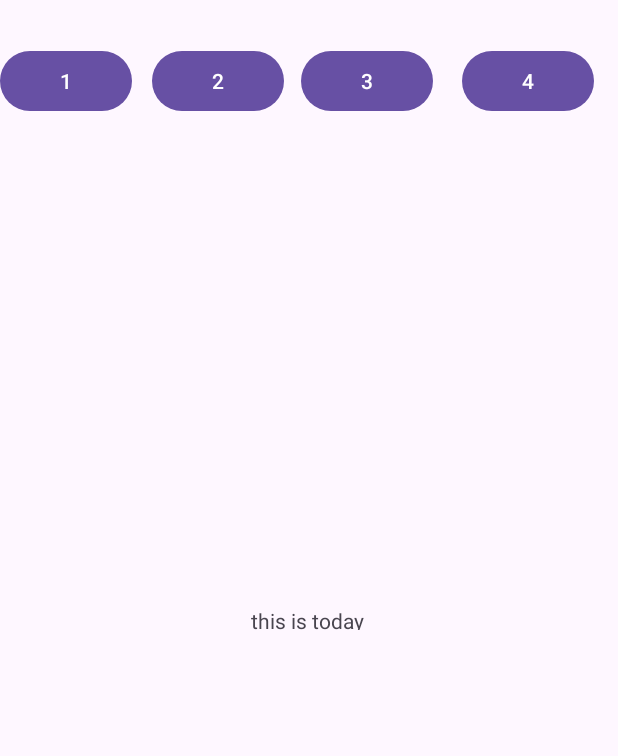
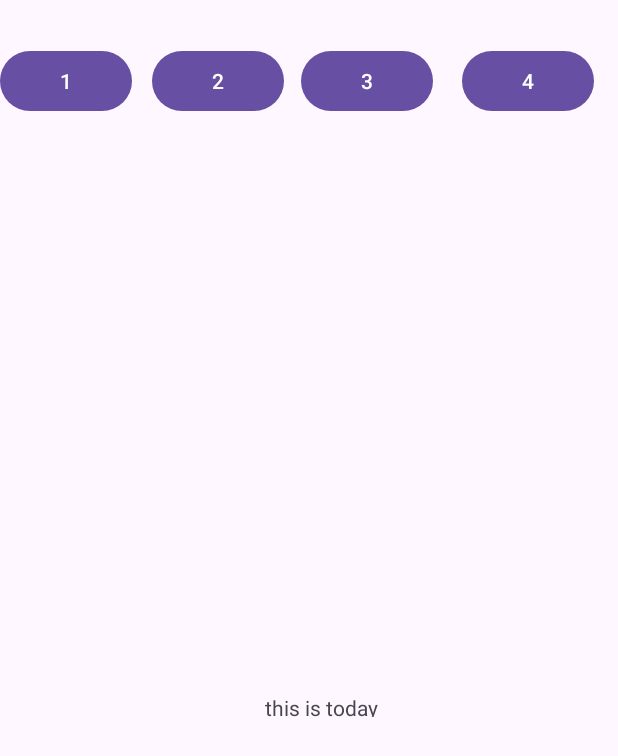
Before and after one commit to AazAlena/veb_timetable, an Android app: the Today screen opened directly, with no data from a screen before it, on a phone screen of 412 x 824 dp. Shown: the top 756 px of the screen. Run offline under Robolectric (Android 15) with nearby library versions, the phone set to English and light mode, and no system bars; 1 statement that could not run was skipped.

Commit message:
start work with checklists

```diff
--- a/app/build.gradle.kts
+++ b/app/build.gradle.kts
@@ -32,7 +32,7 @@ android {
 }
 
 dependencies {
-//    implementation ("org.naishadhparmar.zcustomcalendar:zcustomcalendar:1.0.1")
+    implementation("androidx.recyclerview:recyclerview:1.1.0")
     implementation("androidx.appcompat:appcompat:1.6.1")
     implementation("com.google.android.material:material:1.11.0")
     implementation("androidx.constraintlayout:constraintlayout:2.1.4")
--- a/app/src/main/java/com/example/calendar/Today.java
+++ b/app/src/main/java/com/example/calendar/Today.java
@@ -16,6 +16,7 @@ public class Today extends AppCompatActivity {
     protected void onCreate(Bundle savedInstanceState) {
         super.onCreate(savedInstanceState);
         setContentView(R.layout.today);
+
         Intent i = getIntent();//достаём посылку
         str = i.getStringExtra("toToday"); //вынимаем btn1
         Toast.makeText(this, str, Toast.LENGTH_SHORT).show();
@@ -36,5 +37,9 @@ public class Today extends AppCompatActivity {
         };
 
         btn2_today.setOnClickListener(listener);
+
+
+
+
     }
 }
--- a/app/src/main/res/layout/calendar_one_day.xml
+++ b/app/src/main/res/layout/calendar_one_day.xml
@@ -58,8 +58,8 @@
 
     <TextView
         android:id="@+id/textView_cal_one_day"
-        android:layout_width="78dp"
-        android:layout_height="16dp"
+        android:layout_width="147dp"
+        android:layout_height="27dp"
         android:text="this is calndar one tay"
         app:layout_constraintBottom_toBottomOf="parent"
         app:layout_constraintEnd_toEndOf="parent"
--- a/app/src/main/res/layout/today.xml
+++ b/app/src/main/res/layout/today.xml
@@ -57,6 +57,8 @@
         app:layout_constraintStart_toEndOf="@+id/btn2_today"
         app:layout_constraintTop_toTopOf="parent"
         app:layout_constraintVertical_bias="0.039" />
+
+
     <TextView
         android:id="@+id/textView_today"
         android:layout_width="78dp"
@@ -64,6 +66,9 @@
         android:text="this is today"
         app:layout_constraintBottom_toBottomOf="parent"
         app:layout_constraintEnd_toEndOf="parent"
+        app:layout_constraintHorizontal_bias="0.528"
         app:layout_constraintStart_toStartOf="parent"
-        app:layout_constraintTop_toTopOf="parent" />
+        app:layout_constraintTop_toTopOf="parent"
+        app:layout_constraintVertical_bias="0.572" />
+
 </androidx.constraintlayout.widget.ConstraintLayout>
```
Also changed, not shown: app/src/main/java/com/example/calendar/MainActivity.java (+5 -8 lines).
